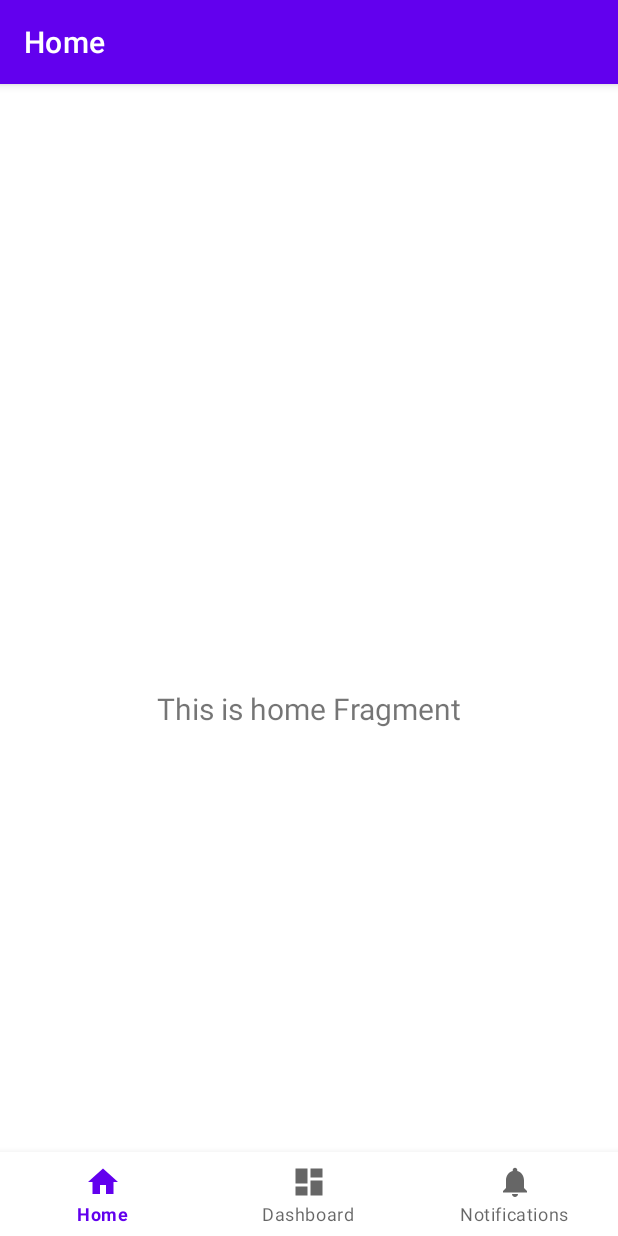
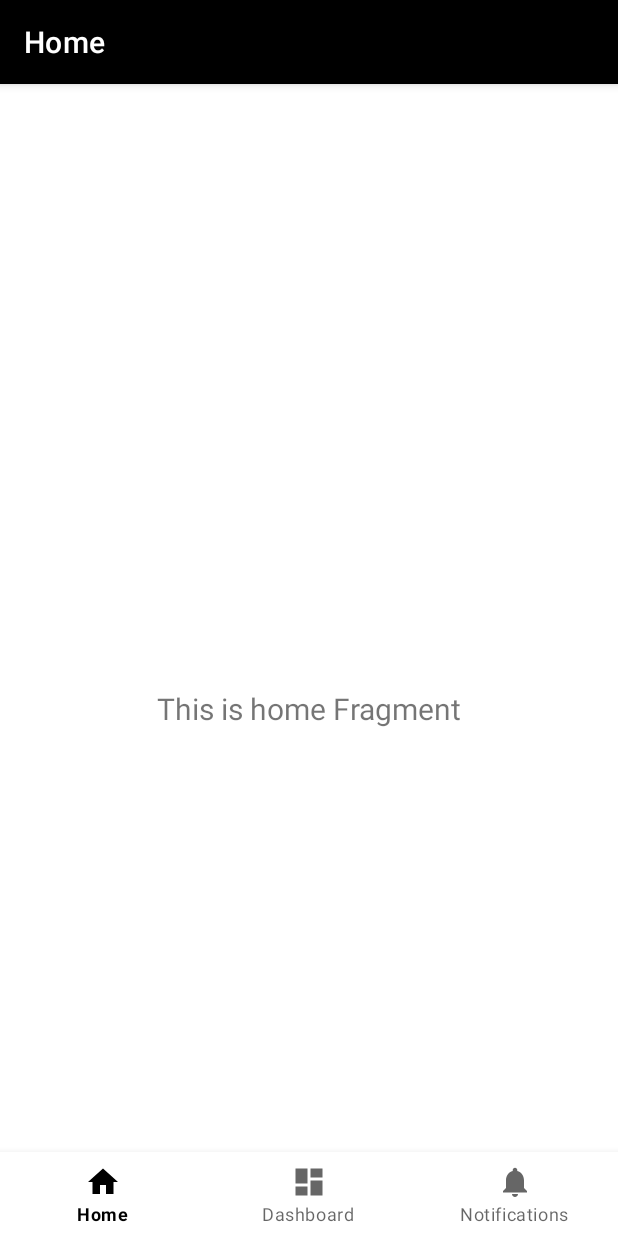
Before and after one commit to arilui/PrimeAero, an Android app: the screen it shows after launch (MainActivity), on a phone screen of 412 x 824 dp. Run offline under Robolectric (Android 15) with nearby library versions, the phone set to English and light mode, and no system bars; our stand-ins replace navigation-ui.

Commit message:
added minor changes
added minor changes.

```diff
--- a/app/src/main/res/values/themes.xml
+++ b/app/src/main/res/values/themes.xml
@@ -2,7 +2,7 @@
     <!-- Base application theme. -->
     <style name="Theme.PrimeAero" parent="Theme.MaterialComponents.DayNight.DarkActionBar">
         <!-- Primary brand color. -->
-        <item name="colorPrimary">@color/purple_500</item>
+        <item name="colorPrimary">@color/black</item> //purple_500
         <item name="colorPrimaryVariant">@color/purple_700</item>
         <item name="colorOnPrimary">@color/white</item>
         <!-- Secondary brand color. -->
--- a/build.gradle.kts
+++ b/build.gradle.kts
@@ -5,5 +5,5 @@ plugins {
 }
 
 dependencies {
-    implementation("org.mongodb:mongodb-driver-kotlin-coroutine:5.2.1")
+    //implementation("org.mongodb:mongodb-driver-kotlin-coroutine:5.2.1")
 }
```
Also changed, not shown: 1 other file.
